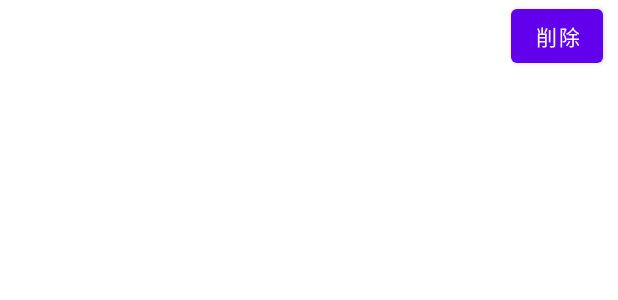
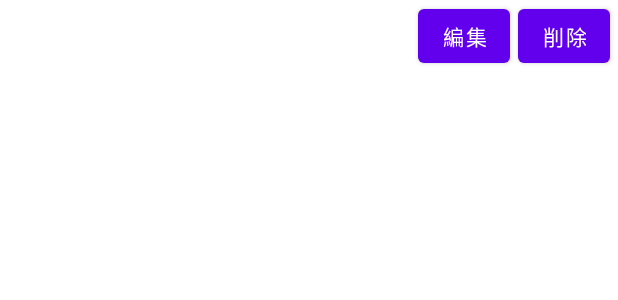
Before and after one commit to PoloLavapies/Kakeibo, an Android app: the layout activity_detail_row.xml on its own in the app's theme, with its tools: preview values and no code run, on a phone screen of 412 x 824 dp. Shown: the top 300 px of the screen. Run offline under Robolectric (Android 15) with nearby library versions, the phone set to English and light mode, and no system bars.

Commit message:
数字をカンマ区切りで表示

```diff
--- a/app/src/main/java/com/example/kakeibo/DetailActivity.kt
+++ b/app/src/main/java/com/example/kakeibo/DetailActivity.kt
@@ -28,11 +28,11 @@ class DetailActivity : AppCompatActivity() {
             val money: SpannedString = buildSpannedString {
                 if (isSpending(spending.categoryId)) {
                     color(Color.RED) {
-                        append("-${spending.money}円")
+                        append("-${"%,d".format(spending.money)}円")
                     }
                 } else {
                     color(Color.BLUE) {
-                        append("+${spending.money}円")
+                        append("+${"%,d".format(spending.money)}円")
                     }
                 }
             }
--- a/app/src/main/res/layout/activity_detail_row.xml
+++ b/app/src/main/res/layout/activity_detail_row.xml
@@ -22,11 +22,21 @@ android:layout_height="match_parent">
         app:layout_constraintTop_toBottomOf="@id/money"/>
 
     <Button
+        android:id="@+id/edit_button"
+        android:layout_width="wrap_content"
+        android:layout_height="wrap_content"
+        android:minWidth="0dp"
+        android:layout_marginRight="5dp"
+        android:text="編集"
+        app:layout_constraintEnd_toStartOf="@id/delete_button"
+        app:layout_constraintTop_toTopOf="parent"/>
+
+    <Button
         android:id="@+id/delete_button"
         android:layout_width="wrap_content"
         android:layout_height="wrap_content"
         android:minWidth="0dp"
-        android:layout_marginRight="10dp"
+        android:layout_marginRight="5dp"
         android:text="削除"
         app:layout_constraintEnd_toEndOf="parent"
         app:layout_constraintTop_toTopOf="parent"/>
```
Also changed, not shown: app/src/main/java/com/example/kakeibo/MainActivity.kt (+4 -4 lines).
